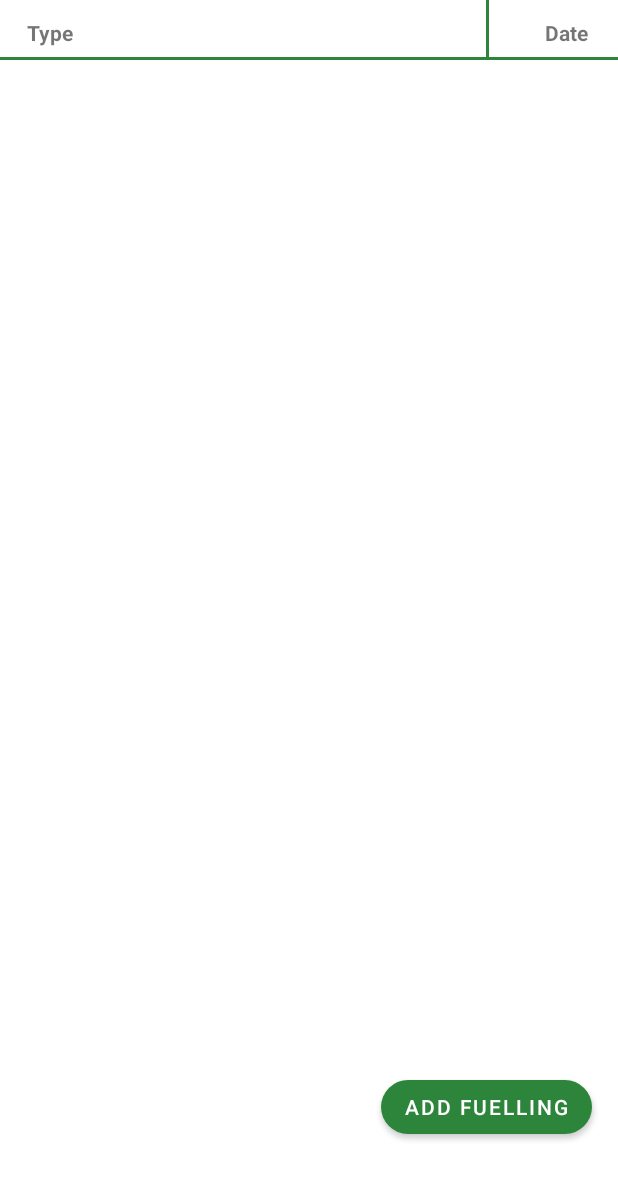
After one commit to Pollongz/FuelApp, an Android app: the ServiceActivity screen opened directly, with no data from a screen before it, on a phone screen of 412 x 824 dp. The commit adds this screen. Shown: the top 1180 px of the screen. Run offline under Robolectric (Android 15) with nearby library versions, the light colour scheme and no system bars; Roboto replaces fonts that are not available here.

Commit message:
Forgot to make new branch xD

```diff
--- a/app/src/main/AndroidManifest.xml
+++ b/app/src/main/AndroidManifest.xml
@@ -4,7 +4,8 @@
     package="com.example.fuelapp">
 
     <uses-permission android:name="android.permission.READ_EXTERNAL_STORAGE" />
-    <uses-permission android:name="android.permission.WRITE_EXTERNAL_STORAGE"
+    <uses-permission
+        android:name="android.permission.WRITE_EXTERNAL_STORAGE"
         tools:ignore="ScopedStorage" />
 
     <application
@@ -14,6 +15,7 @@
         android:roundIcon="@mipmap/ic_launcher_round"
         android:supportsRtl="true"
         android:theme="@style/Theme.FuelApp">
+        <activity android:name=".ServiceActivity"></activity>
         <activity android:name=".AddFuelActivity" />
         <activity android:name=".FuelActivity" />
         <activity android:name=".AddCarActivity" />
--- /dev/null
+++ b/app/src/main/java/com/example/fuelapp/ServiceActivity.java
@@ -0,0 +1,14 @@
+package com.example.fuelapp;
+
+import androidx.appcompat.app.AppCompatActivity;
+
+import android.os.Bundle;
+
+public class ServiceActivity extends AppCompatActivity {
+
+    @Override
+    protected void onCreate(Bundle savedInstanceState) {
+        super.onCreate(savedInstanceState);
+        setContentView(R.layout.activity_service);
+    }
+}
--- a/app/src/main/res/layout/activity_fuel.xml
+++ b/app/src/main/res/layout/activity_fuel.xml
@@ -9,7 +9,7 @@
     <androidx.recyclerview.widget.RecyclerView
         android:id="@+id/fuelRecycler"
         android:layout_width="0dp"
-        android:layout_height="600dp"
+        android:layout_height="550dp"
         android:layout_marginTop="40dp"
         app:layout_constraintBottom_toBottomOf="parent"
         app:layout_constraintEnd_toEndOf="parent"
--- /dev/null
+++ b/app/src/main/res/layout/activity_service.xml
@@ -0,0 +1,76 @@
+<?xml version="1.0" encoding="utf-8"?>
+<androidx.constraintlayout.widget.ConstraintLayout xmlns:android="http://schemas.android.com/apk/res/android"
+    xmlns:app="http://schemas.android.com/apk/res-auto"
+    xmlns:tools="http://schemas.android.com/tools"
+    android:layout_width="match_parent"
+    android:layout_height="match_parent"
+    tools:context=".FuelActivity">
+
+    <View
+        android:id="@+id/verticalDivider"
+        android:layout_width="2dp"
+        android:layout_height="40dp"
+        android:layout_marginStart="324dp"
+        android:background="#2C853B"
+        app:layout_constraintStart_toStartOf="parent"
+        app:layout_constraintTop_toTopOf="parent" />
+
+    <androidx.recyclerview.widget.RecyclerView
+        android:id="@+id/fuelRecycler"
+        android:layout_width="0dp"
+        android:layout_height="550dp"
+        android:layout_marginTop="40dp"
+        app:layout_constraintBottom_toBottomOf="parent"
+        app:layout_constraintEnd_toEndOf="parent"
+        app:layout_constraintHorizontal_bias="0.0"
+        app:layout_constraintStart_toStartOf="parent"
+        app:layout_constraintTop_toTopOf="parent"
+        app:layout_constraintVertical_bias="0.0" />
+
+    <Button
+        android:id="@+id/goToAddFuelBtn"
+        android:layout_width="wrap_content"
+        android:layout_height="wrap_content"
+        android:layout_marginEnd="17dp"
+        android:layout_marginBottom="62dp"
+        android:text="Add fuelling"
+        app:backgroundTint="#2C853B"
+        app:cornerRadius="25dp"
+        app:layout_constraintBottom_toBottomOf="parent"
+        app:layout_constraintEnd_toEndOf="parent"
+        app:rippleColor="#FFFFFF" />
+
+    <TextView
+        android:id="@+id/textView5"
+        android:layout_width="wrap_content"
+        android:layout_height="wrap_content"
+        android:layout_marginStart="18dp"
+        android:layout_marginTop="12dp"
+        android:gravity="center"
+        android:text="Type"
+        android:textStyle="bold"
+        app:layout_constraintStart_toStartOf="parent"
+        app:layout_constraintTop_toTopOf="parent" />
+
+    <TextView
+        android:id="@+id/textView9"
+        android:layout_width="wrap_content"
+        android:layout_height="wrap_content"
+        android:layout_marginTop="12dp"
+        android:layout_marginEnd="20dp"
+        android:gravity="center"
+        android:text="Date"
+        android:textStyle="bold"
+        app:layout_constraintEnd_toEndOf="parent"
+        app:layout_constraintTop_toTopOf="parent" />
+
+    <View
+        android:id="@+id/verticalDivider5"
+        android:layout_width="0dp"
+        android:layout_height="2dp"
+        android:background="#2C853B"
+        app:layout_constraintBottom_toTopOf="@+id/fuelRecycler"
+        app:layout_constraintEnd_toEndOf="parent"
+        app:layout_constraintHorizontal_bias="0.0"
+        app:layout_constraintStart_toStartOf="parent" />
+</androidx.constraintlayout.widget.ConstraintLayout>
--- a/app/src/main/res/layout/list_items.xml
+++ b/app/src/main/res/layout/list_items.xml
@@ -85,6 +85,8 @@
         android:layout_marginEnd="28dp"
         app:layout_constraintEnd_toEndOf="parent"
         app:layout_constraintTop_toTopOf="parent"
-        app:srcCompat="@drawable/ic_enter" />
+        app:srcCompat="@drawable/ic_enter"
+        tools:ignore="VectorDrawableCompat"
+        android:contentDescription="vectorEnter" />
 
 </androidx.constraintlayout.widget.ConstraintLayout>
```
Also changed, not shown: app/src/main/java/com/example/fuelapp/DatabaseHelper.java (+33 -21 lines), app/src/main/res/layout/list_service.xml (added, +41 -0 lines).
